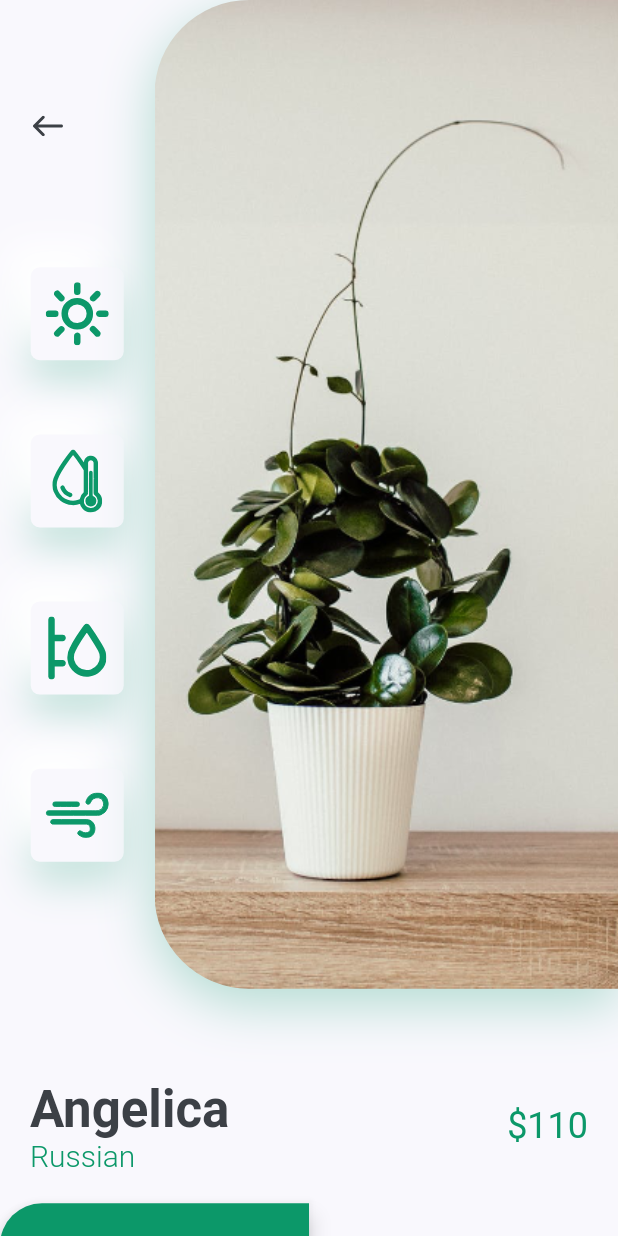
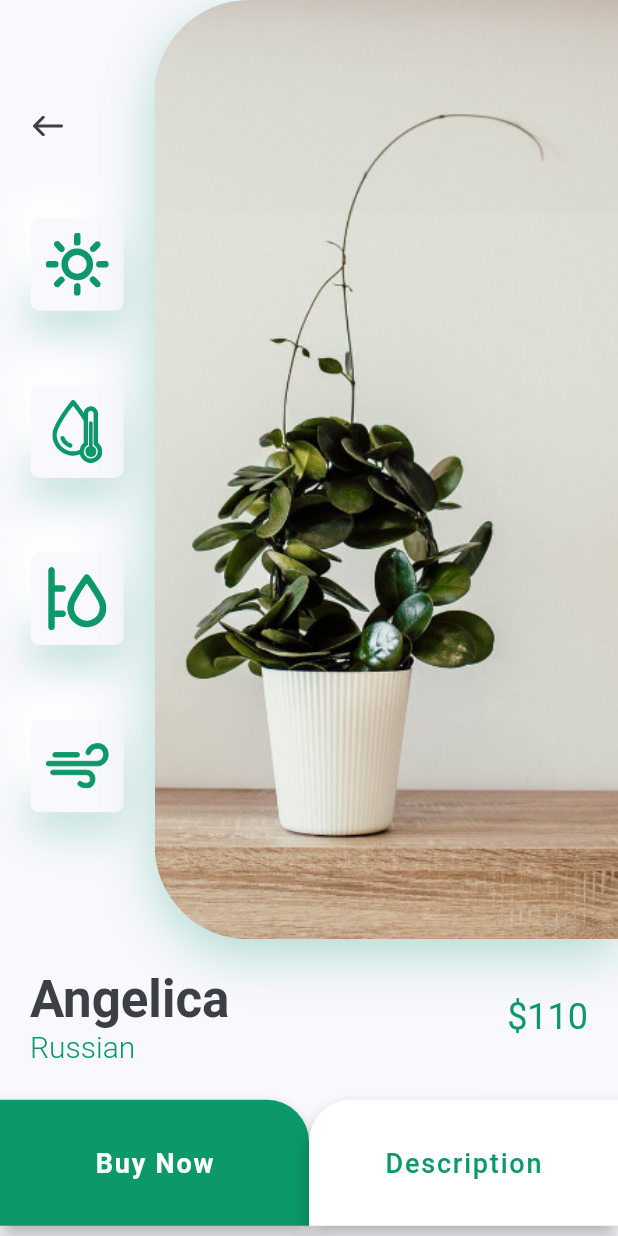
Before and after one commit to MarCarrera/my-plants, a Flutter app: the screen it shows after launch, after a tap on an icon or button, on a phone screen of 412 x 824 dp. Run offline on Flutter 3.47's test engine with Material 2 defaults, Android fonts, the phone set to English and light mode, and no system bars; our stand-ins replace flutter_svg.

Commit message:
ultimos ajustes

```diff
--- a/my-plant/lib/screens/components/body.dart
+++ b/my-plant/lib/screens/components/body.dart
@@ -20,7 +20,7 @@ class Body extends StatelessWidget {
             country: 'Russian',
             price: 110,
           ),
-          const SizedBox(height: kDefaultPadding),
+          const SizedBox(height: kDefaultPadding * 1.2),
           Row(children: <Widget>[
             SizedBox(
                 height: 84,
@@ -28,7 +28,7 @@ class Body extends StatelessWidget {
                 child: FloatingActionButton(
                   shape: const RoundedRectangleBorder(
                       borderRadius:
-                          BorderRadius.only(topLeft: Radius.circular(28))),
+                          BorderRadius.only(topRight: Radius.circular(28))),
                   backgroundColor: kPrimaryColor,
                   onPressed: () {},
                   child: const Text('Buy Now',
@@ -39,20 +39,17 @@ class Body extends StatelessWidget {
                       )),
                 )),
             SizedBox(
-              height: 84,
-              width: size.width / 2,
-              /*child: FlatButton(
+                height: 84,
+                width: size.width / 2,
+                child: FloatingActionButton(
                   shape: const RoundedRectangleBorder(
                       borderRadius:
-                          BorderRadius.only(topRight: Radius.circular(28))),
-                  color: Colors.white,
+                          BorderRadius.only(topLeft: Radius.circular(28))),
+                  backgroundColor: Colors.white,
                   onPressed: () {},
                   child: const Text('Description',
-                      style: TextStyle(
-                        fontSize: 18,
-                      )),
-                )*/
-            ),
+                      style: TextStyle(fontSize: 18, color: kPrimaryColor)),
+                )),
           ]),
           //const SizedBox(height: kDefaultPadding * 2)
         ],
--- a/my-plant/lib/screens/components/image_and_icons.dart
+++ b/my-plant/lib/screens/components/image_and_icons.dart
@@ -13,9 +13,9 @@ class ImageAndIcons extends StatelessWidget {
   Widget build(BuildContext context) {
     Size size = MediaQuery.of(context).size;
     return Padding(
-      padding: const EdgeInsets.only(bottom: kDefaultPadding * 3),
+      padding: const EdgeInsets.only(bottom: kDefaultPadding),
       child: SizedBox(
-        height: size.height * 0.8,
+        height: size.height * 0.76,
         child: Row(children: <Widget>[
           Expanded(
             child: Padding(
--- a/my-plant/lib/screens/home/components/title_with_more_btn.dart
+++ b/my-plant/lib/screens/home/components/title_with_more_btn.dart
@@ -24,11 +24,13 @@ class TitleWithMoreBtn extends StatelessWidget {
             text: title,
           ),
           const Spacer(),
-          FloatingActionButton(
-            shape:
-                RoundedRectangleBorder(borderRadius: BorderRadius.circular(28)),
-            backgroundColor: kPrimaryColor,
-            onPressed: () {}, //press,
+          OutlinedButton(
+            onPressed: () {},
+            style: OutlinedButton.styleFrom(
+                //primary: Colors.white,
+                backgroundColor: kPrimaryColor,
+                shape: RoundedRectangleBorder(
+                    borderRadius: BorderRadius.circular(28))),
             child: const Text('More', style: TextStyle(color: Colors.white)),
           )
         ],
```
Also changed, not shown: my-plant/pubspec.lock.
